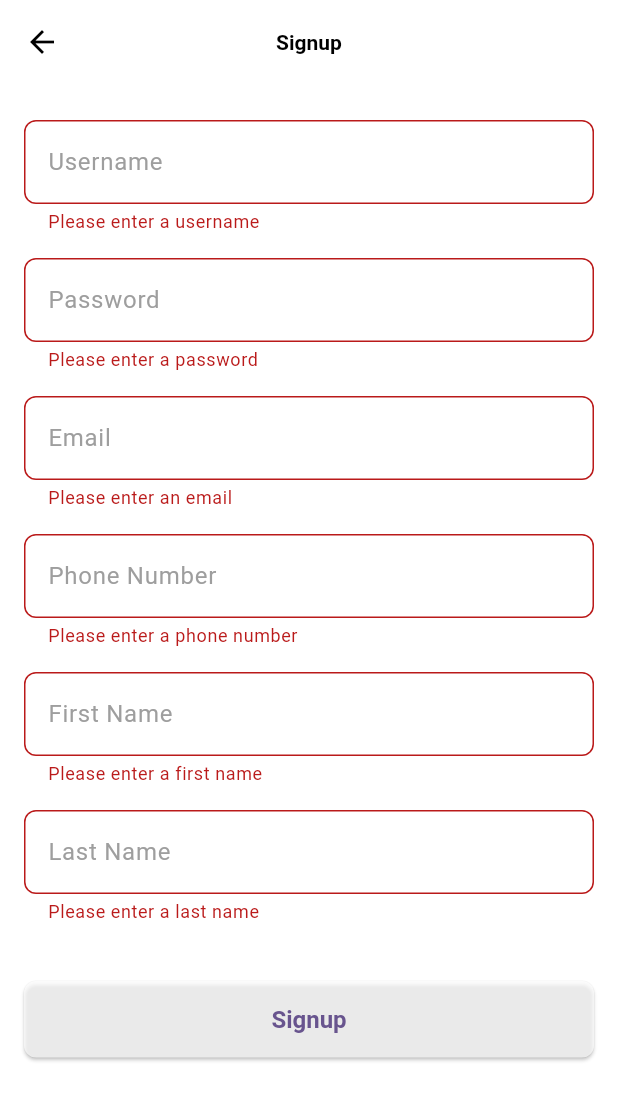
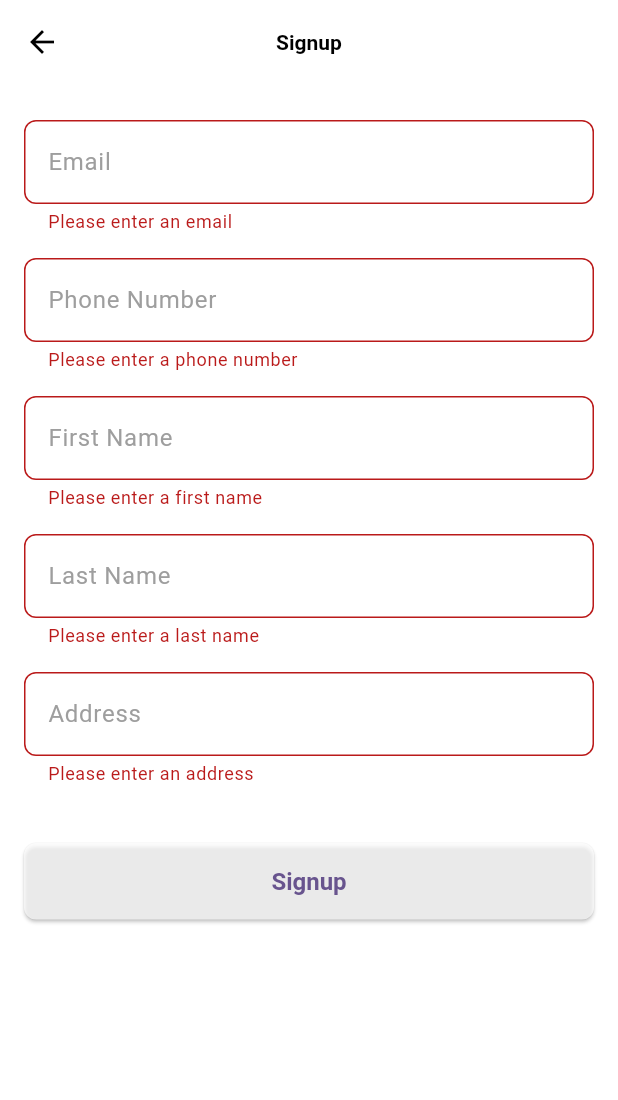
Before and after one commit to AhmedmohamedAhmed90/RealEstateMobile, a Flutter app: the SignupPage screen opened directly, after a tap on "Signup", on a phone screen of 412 x 824 dp. Shown: the top 1100 px of the screen. Run offline on Flutter 3.47's test engine with Material 3 defaults, Android fonts, the phone set to English and light mode, and no system bars; our stand-ins replace bloc, convex_bottom_bar, equatable, flutter_bloc, flutter_secure_storage, google_fonts; accounts and stored records are empty; network calls fail.

Commit message:
Signup for the customer and saving the token for no login every time

```diff
--- a/real_estate_mobile/lib/modules/Login/LoginPage.dart
+++ b/real_estate_mobile/lib/modules/Login/LoginPage.dart
@@ -55,7 +55,7 @@ class LoginForm extends StatelessWidget {
               controller: emailController,
               decoration: InputDecoration(
                 prefixIcon: Icon(Icons.email, color: Color(0xFF1F7EEB)),
-                labelText: 'Email',
+                labelText: 'UserName',
                 labelStyle: TextStyle(color: Color(0xFF1F7EEB)), // Blue color
                 border: OutlineInputBorder(
                   borderRadius: BorderRadius.circular(12),
--- a/real_estate_mobile/lib/modules/ServicesScreen/ServicesScreen.dart
+++ b/real_estate_mobile/lib/modules/ServicesScreen/ServicesScreen.dart
@@ -16,7 +16,7 @@ class ServicesScreen extends StatelessWidget {
 
         return Scaffold(
           appBar: CustomAppBar(
-            title: 'Service Tickets',
+            title: 'Services',
             onToggleTheme: () {
 
               final themeCubit = BlocProvider.of<ThemeCubit>(context);
--- a/real_estate_mobile/lib/modules/Signup/SignupPage.dart
+++ b/real_estate_mobile/lib/modules/Signup/SignupPage.dart
@@ -1,5 +1,7 @@
 import 'package:flutter/material.dart';
 import 'package:flutter_bloc/flutter_bloc.dart';
+import 'package:real_estate_mobile/modules/Home/home_page.dart';
+import 'package:real_estate_mobile/modules/Login/LoginPage.dart';
 import './cubit/SignupCubit.dart';
 import './cubit/SignupStates.dart';
 
@@ -10,12 +12,11 @@ class SignupPage extends StatefulWidget {
 
 class _SignupPageState extends State<SignupPage> {
   final _formKey = GlobalKey<FormState>();
-  final TextEditingController _usernameController = TextEditingController();
-  final TextEditingController _passwordController = TextEditingController();
   final TextEditingController _emailController = TextEditingController();
   final TextEditingController _phoneNumberController = TextEditingController();
   final TextEditingController _firstNameController = TextEditingController();
   final TextEditingController _lastNameController = TextEditingController();
+  final TextEditingController _addressController = TextEditingController(); // New Address Field
 
   @override
   Widget build(BuildContext context) {
@@ -37,17 +38,6 @@ class _SignupPageState extends State<SignupPage> {
             child: ListView(
               children: [
                 _buildTextField(
-                  controller: _usernameController,
-                  labelText: 'Username',
-                  validator: (value) => value!.isEmpty ? 'Please enter a username' : null,
-                ),
-                _buildTextField(
-                  controller: _passwordController,
-                  labelText: 'Password',
-                  obscureText: true,
-                  validator: (value) => value!.isEmpty ? 'Please enter a password' : null,
-                ),
-                _buildTextField(
                   controller: _emailController,
                   labelText: 'Email',
                   validator: (value) => value!.isEmpty ? 'Please enter an email' : null,
@@ -67,13 +57,26 @@ class _SignupPageState extends State<SignupPage> {
                   labelText: 'Last Name',
                   validator: (value) => value!.isEmpty ? 'Please enter a last name' : null,
                 ),
+                _buildTextField(
+                  controller: _addressController,
+                  labelText: 'Address', // New Address Field
+                  validator: (value) => value!.isEmpty ? 'Please enter an address' : null,
+                ),
                 SizedBox(height: 30),
                 BlocConsumer<SignupCubit, SignupState>(
                   listener: (context, state) {
                     if (state is SignupSuccess) {
-                      ScaffoldMessenger.of(context).showSnackBar(SnackBar(content: Text('Signup Successful')));
+                      ScaffoldMessenger.of(context).showSnackBar(
+                        SnackBar(content: Text(state.successMessage)),
+                      );
+                       Navigator.pushReplacement(
+                    context,
+                    MaterialPageRoute(builder: (context) => LoginPage()),
+                  );
                     } else if (state is SignupFailure) {
-                      ScaffoldMessenger.of(context).showSnackBar(SnackBar(content: Text(state.errorMessage)));
+                      ScaffoldMessenger.of(context).showSnackBar(
+                        SnackBar(content: Text(state.errorMessage)),
+                      );
                     }
                   },
                   builder: (context, state) {
@@ -84,12 +87,11 @@ class _SignupPageState extends State<SignupPage> {
                       onPressed: () {
                         if (_formKey.currentState!.validate()) {
                           BlocProvider.of<SignupCubit>(context).signup(
-                            _usernameController.text,
-                            _passwordController.text,
-                            _emailController.text,
-                            _phoneNumberController.text,
                             _firstNameController.text,
                             _lastNameController.text,
+                            _phoneNumberController.text,
+                            _emailController.text,
+                            _addressController.text,
                           );
                         }
                       },
--- a/real_estate_mobile/lib/modules/Signup/cubit/SignupCubit.dart
+++ b/real_estate_mobile/lib/modules/Signup/cubit/SignupCubit.dart
@@ -1,6 +1,5 @@
 import 'dart:convert';
 import 'package:http/http.dart' as http;
-
 import 'package:bloc/bloc.dart';
 import '../../../utils/app_constants.dart';
 import './SignupStates.dart';
@@ -8,32 +7,32 @@ import './SignupStates.dart';
 class SignupCubit extends Cubit<SignupState> {
   SignupCubit() : super(SignupInitial());
 
-  void signup(String username, String password, String email, String phoneNumber, String firstName, String lastName) async {
+  void signup(String firstName, String lastName, String phoneNumber, String email, String address) async {
     emit(SignupLoading());
     try {
       // Prepare the request body
       final body = jsonEncode({
-        'username': username,
-        'password': password,
-        'email': email,
-        'phoneNumber': phoneNumber,
         'firstName': firstName,
         'lastName': lastName,
+        'phoneNumber': phoneNumber,
+        'email': email,
+        'address': address,
       });
 
       // Make the HTTP POST request
       final response = await http.post(
-        Uri.parse('$baseURL/user/register'),
+        Uri.parse('$baseURL/customers/createcustomer'),
         headers: {'Content-Type': 'application/json'},
         body: body,
       );
 
       // Check the response status
       if (response.statusCode == 200) {
-        emit(SignupSuccess());
+        final successResponse = jsonDecode(response.body);
+        emit(SignupSuccess(successMessage: successResponse['message']??'username and password are sent on your email' ));
       } else {
         final errorResponse = jsonDecode(response.body);
-        emit(SignupFailure(errorMessage: errorResponse['message'] ?? 'Signup failed'));
+        emit(SignupFailure(errorMessage: errorResponse['error'] ?? 'Signup failed'));
       }
     } catch (e) {
       emit(SignupFailure(errorMessage: e.toString()));
--- a/real_estate_mobile/lib/modules/Signup/cubit/SignupStates.dart
+++ b/real_estate_mobile/lib/modules/Signup/cubit/SignupStates.dart
@@ -7,7 +7,11 @@ class SignupInitial extends SignupState {}
 
 class SignupLoading extends SignupState {}
 
-class SignupSuccess extends SignupState {}
+class SignupSuccess extends SignupState {
+  final String successMessage;
+
+  SignupSuccess({required this.successMessage});
+}
 
 class SignupFailure extends SignupState {
   final String errorMessage;
--- a/real_estate_mobile/lib/modules/Splash/SplashScreen.dart
+++ b/real_estate_mobile/lib/modules/Splash/SplashScreen.dart
@@ -12,6 +12,12 @@ class SplashScreen extends StatelessWidget {
       child: BlocListener<SplashCubit, SplashState>(
         listener: (context, state) {
           if (state is SplashLoaded) {
+
+            Navigator.of(context).pushReplacement(
+              MaterialPageRoute(builder: (context) => HomePage()),
+            );
+          } else if (state is SplashInitial) {
+
             Navigator.of(context).pushReplacement(
               MaterialPageRoute(builder: (context) => LoginPage()),
             );
```
Also changed, not shown: real_estate_mobile/lib/modules/Splash/cubit/SplashCubit.dart (+15 -3 lines).
